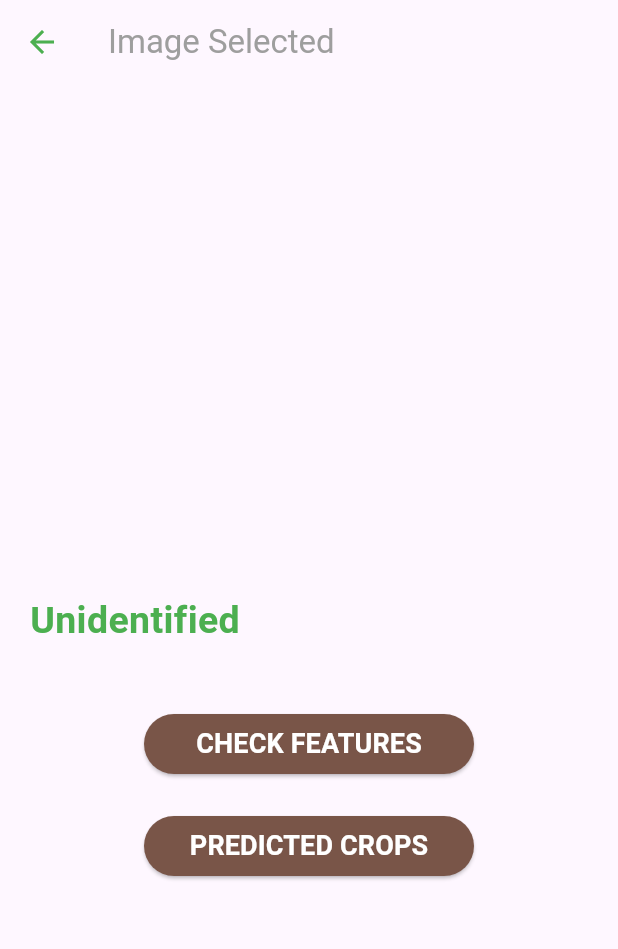
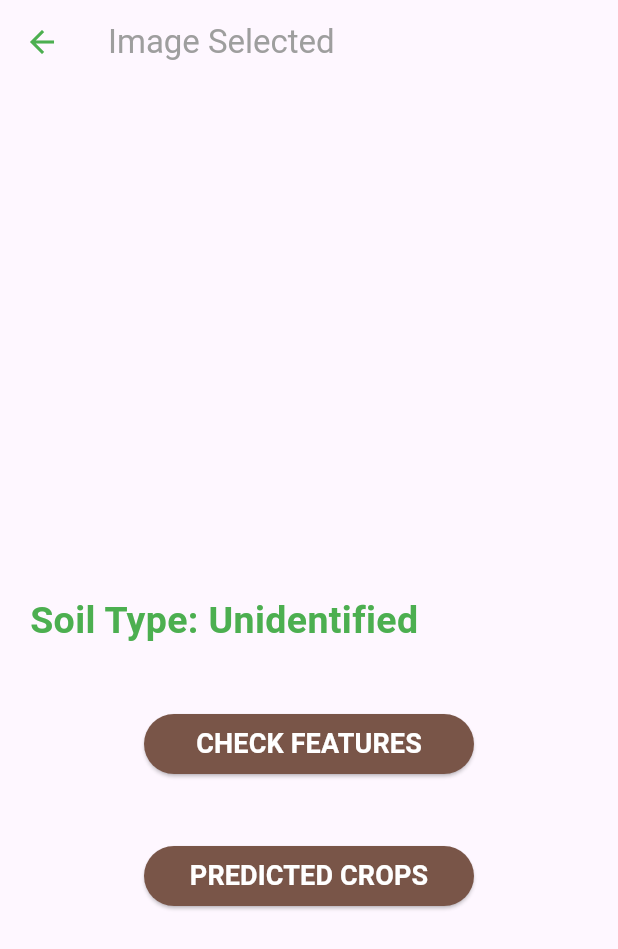
Before and after one commit to aoonsyed/FYP, a Flutter app: the ResultScreen screen opened directly, on a phone screen of 412 x 824 dp. Shown: the top 949 px of the screen. Run offline on Flutter 3.47's test engine with Material 3 defaults, Android fonts, the phone set to English and light mode, and no system bars; our stand-ins replace curved_navigation_bar, image_picker, weather; missing offline and left inert: tflite_flutter.

```diff
--- a/lib/screens/result_screen.dart
+++ b/lib/screens/result_screen.dart
@@ -1,8 +1,8 @@
 import 'dart:io';
-
+import 'dart:typed_data';
 import 'package:flutter/material.dart';
-
-import 'feature_check_screen.dart';
+import 'package:image/image.dart' as img;
+import 'package:tflite_flutter/tflite_flutter.dart';
 import 'image_selected.dart';
 import 'predict_crops.dart';
 
@@ -10,13 +10,52 @@ class ResultScreen extends StatefulWidget {
   final File? image;
   final String soilType;
 
-  ResultScreen({this.image, this.soilType = "Unidentified"}); // Default soil type to "Unidentified"
+  ResultScreen({this.image, this.soilType = "Unidentified"});
 
   @override
   State<ResultScreen> createState() => _ResultScreenState();
 }
 
 class _ResultScreenState extends State<ResultScreen> {
+  late Interpreter _interpreter;
+  bool _isModelLoaded = false;
+  String _predictionResult = "";
+
+  @override
+  void initState() {
+    super.initState();
+    loadModel();
+    // Log the soil type to the console.
+    print("Soil Type: ${widget.soilType}");
+  }
+
+  Future<void> loadModel() async {
+    _interpreter = await Interpreter.fromAsset('assets/features.tflite');
+    setState(() {
+      _isModelLoaded = true;
+    });
+  }
+
+  Future<void> performPrediction() async {
+    if (!_isModelLoaded || widget.image == null) return;
+
+    var imageBytes = img.decodeImage(File(widget.image!.path).readAsBytesSync());
+    var imageResized = img.copyResize(imageBytes!, width: 224, height: 224);
+    List<double> imageAsList = imageResized.data.buffer.asUint8List().map((i) => i.toDouble()).toList();
+
+    var input = imageAsList.reshape([1, 224, 224, 3]);
+    List<double> output = List.filled(1, 0);
+
+    _interpreter.run(input, output);
+
+    // Log the prediction result to the console.
+    print("Prediction Result: $output");
+
+    setState(() {
+      _predictionResult = output[0].toString();
+    });
+  }
+
   @override
   Widget build(BuildContext context) {
     return Scaffold(
@@ -55,34 +94,29 @@ class _ResultScreenState extends State<ResultScreen> {
             Align(
               alignment: Alignment.topLeft,
               child: Text(
-                widget.soilType, // Display the soil type passed to this screen
+                "Soil Type: ${widget.soilType}",
                 style: TextStyle(fontSize: 25, fontWeight: FontWeight.bold, color: Colors.green),
               ),
             ),
-            SizedBox(
-              height: 40,
-            ),
+            SizedBox(height: 40),
             ElevatedButton(
                 style: ElevatedButton.styleFrom(
                   backgroundColor: Colors.brown,
                   maximumSize: Size(220, 40),
                   minimumSize: Size(220, 40),
                 ),
-                onPressed: () {
-                  Navigator.pushReplacement(
-                    context,
-                    MaterialPageRoute(
-                      builder: (context) => FeatureCheckScreen(image: widget.image),
-                    ),
-                  );
-                },
+                onPressed: performPrediction,
                 child: Text(
                   "CHECK FEATURES",
                   style: TextStyle(fontSize: 18, fontWeight: FontWeight.bold, color: Colors.white),
                 )),
-            SizedBox(
-              height: 20,
-            ),
+            SizedBox(height: 20),
+            if (_predictionResult.isNotEmpty)
+              Text(
+                "Prediction Result: $_predictionResult",
+                style: TextStyle(fontSize: 18, fontWeight: FontWeight.bold, color: Colors.blue),
+              ),
+            SizedBox(height: 20),
             ElevatedButton(
                 style: ElevatedButton.styleFrom(
                   backgroundColor: Colors.brown,
--- a/pubspec.yaml
+++ b/pubspec.yaml
@@ -65,6 +65,7 @@ flutter:
   assets:
     - assets/images/
     - assets/models/mobilenet_v2_soil_classification.tflite
+    - assets/models/features.tflite
   #   - images/a_dot_ham.jpeg
   # An image asset can refer to one or more resolution-specific "variants", see
   # https://flutter.dev/assets-and-images/#resolution-aware
```
Also changed, not shown: lib/screens/pages/new_test.dart (+10 -6 lines), 1 other file.
